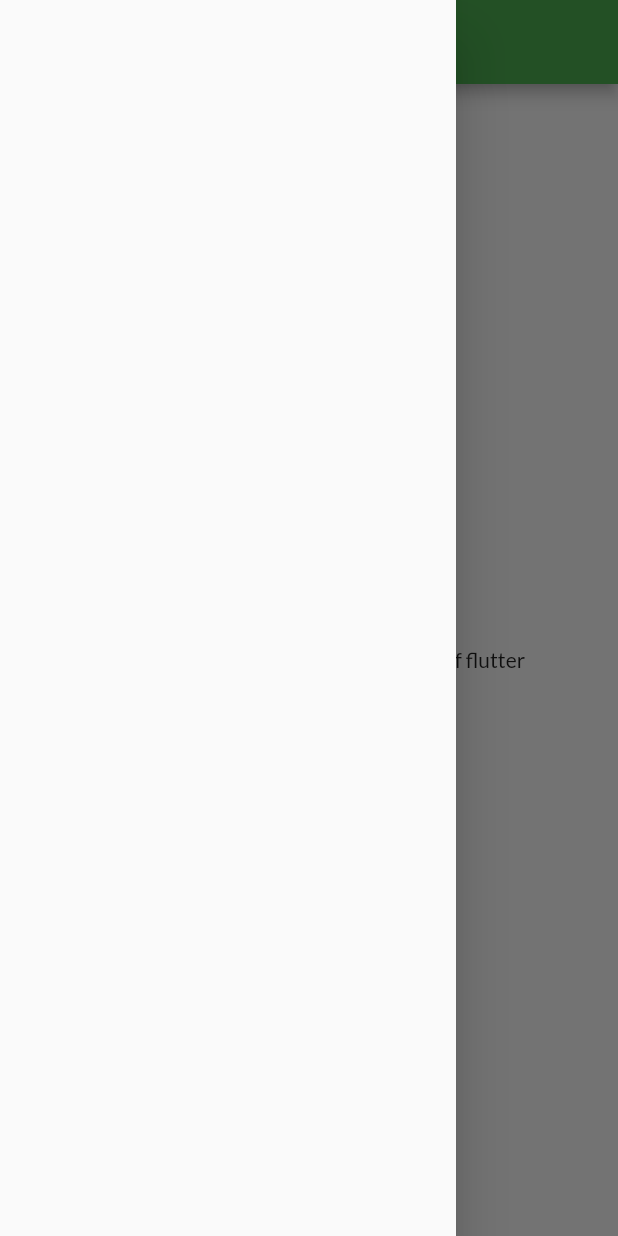
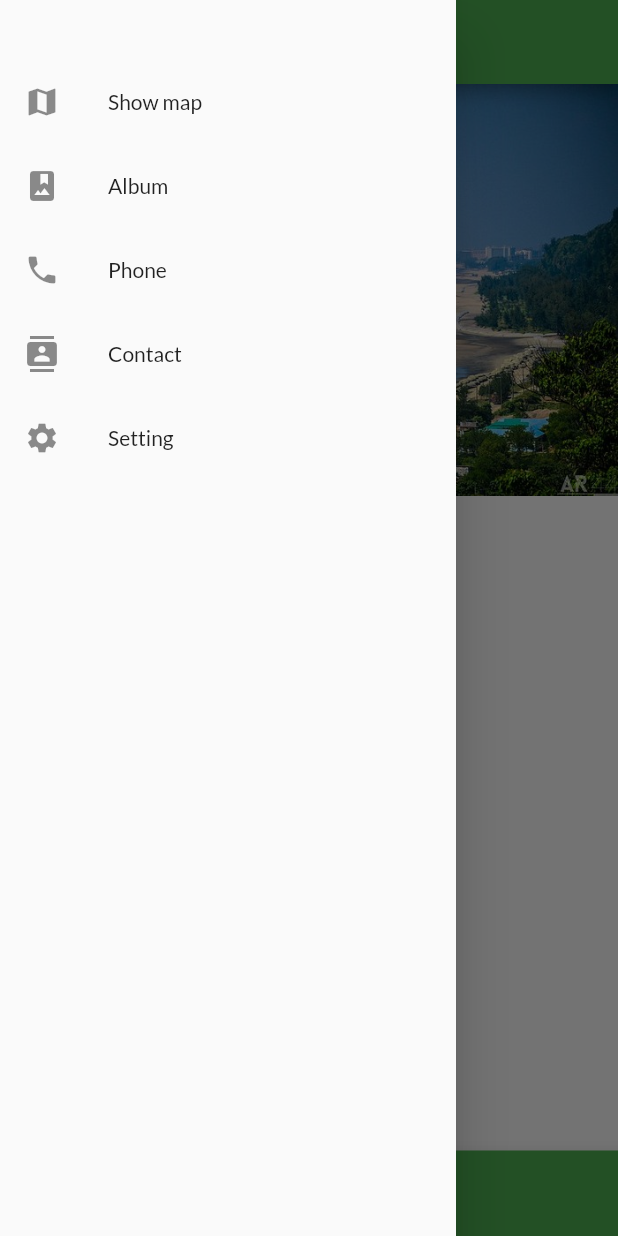
Before and after one commit to Mahdi-Pranto/FlutterLearning_Project, a Flutter app: the HomePage screen opened by its route, with the side drawer open, on a phone screen of 412 x 824 dp. Run offline on Flutter 3.47's test engine with Material 2 defaults, Android fonts, the phone set to English and light mode, and no system bars; our stand-ins replace google_fonts.

Commit message:
chapter-6a complete

```diff
--- a/lib/pages/SideBar.dart
+++ b/lib/pages/SideBar.dart
@@ -7,7 +7,44 @@ class SideBar extends StatelessWidget {
   Widget build(BuildContext context) {
     return Drawer(
       child: ListView(
-        children: [ListTile()],
+        padding: const EdgeInsets.only(top: 40),
+        children: <Widget>[
+          ListTile(
+            title: Text("Show map"),
+            leading: Icon(Icons.map),
+            onTap: () {
+              Navigator.pop(context);
+            },
+          ),
+          ListTile(
+            leading: Icon(Icons.photo_album),
+            title: Text('Album'),
+            onTap: () {
+              Navigator.pop(context);
+            },
+          ),
+          ListTile(
+            leading: Icon(Icons.phone),
+            title: Text('Phone'),
+            onTap: () {
+              Navigator.pop(context);
+            },
+          ),
+          ListTile(
+            leading: Icon(Icons.contacts),
+            title: Text('Contact'),
+            onTap: () {
+              Navigator.pop(context);
+            },
+          ),
+          ListTile(
+            leading: Icon(Icons.settings),
+            title: Text('Setting'),
+            onTap: () {
+              Navigator.pop(context);
+            },
+          ),
+        ],
       ),
     );
   }
--- /dev/null
+++ b/lib/pages/card.dart
@@ -0,0 +1,18 @@
+import 'package:flutter/material.dart';
+
+class CardPage extends StatelessWidget {
+  const CardPage({super.key});
+
+  @override
+  Widget build(BuildContext context) {
+    return Scaffold(
+      body: Center(
+        child: Column(
+          children: [
+            Image.asset("assets/images/coxsbazar.jpg", fit: BoxFit.contain),
+          ],
+        ),
+      ),
+    );
+  }
+}
--- a/lib/pages/home_page.dart
+++ b/lib/pages/home_page.dart
@@ -1,5 +1,6 @@
 import 'package:flutter/material.dart';
 import 'package:myfirstapp/pages/SideBar.dart';
+import 'package:myfirstapp/pages/card.dart';
 
 class HomePage extends StatelessWidget {
   const HomePage({super.key});
@@ -9,14 +10,17 @@ class HomePage extends StatelessWidget {
     int days = 30;
     return Scaffold(
       appBar: AppBar(
-        title: Text("CATALOG APP"),
+        title: Text("TOUR APP"),
       ),
       body: Center(
-        child: Container(
-          child: Text("Welcome to the home page of $days days of flutter"),
-        ),
+        child: CardPage(),
       ),
       drawer: SideBar(),
+      bottomNavigationBar: BottomAppBar(
+        child: Text("Bottom Navigation Bar", textAlign: TextAlign.center),
+        padding: EdgeInsets.all(20),
+        color: Colors.green,
+      ),
     );
   }
 }
```
Also changed, not shown: lib/pages/login_form.dart (+27 -13 lines), assets/images/coxsbazar.jpg (added).
